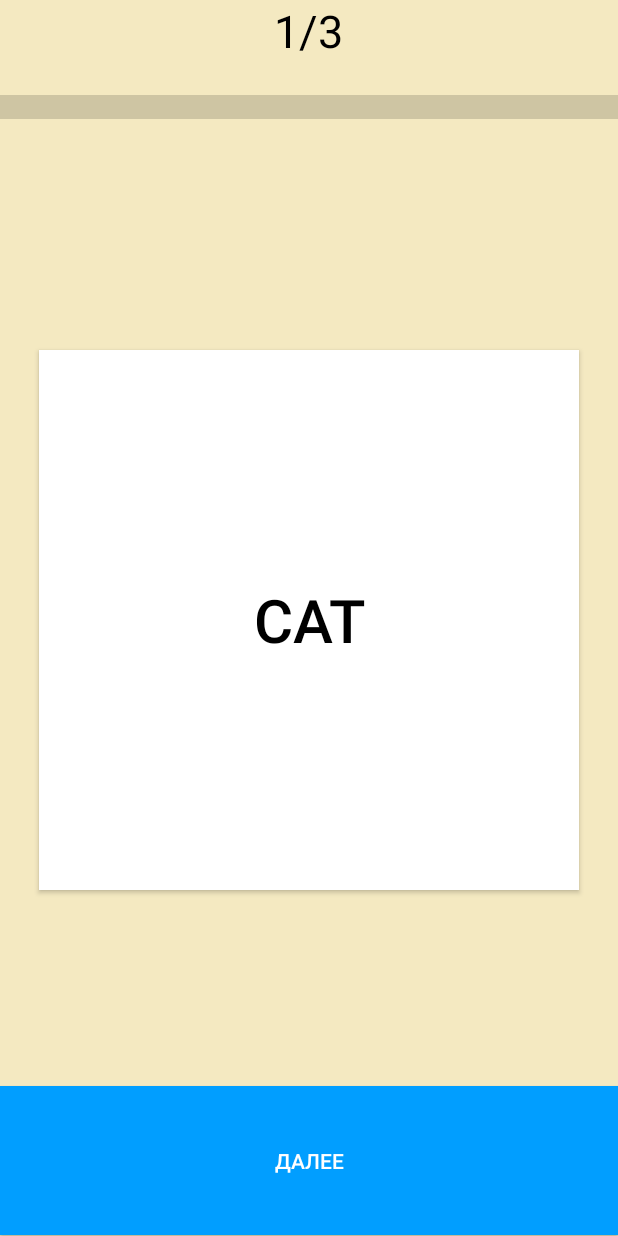
After one commit to CodeMagicDragon/ProjectSettingsPart, an Android app: the CardViewActivity screen opened directly, with no data from a screen before it, on a phone screen of 412 x 824 dp. The commit adds this screen. Run offline under Robolectric (Android 15) with nearby library versions, the phone set to English and light mode, and no system bars.

Commit message:
Sync with D.

```diff
--- a/build.gradle
+++ b/build.gradle
@@ -4,7 +4,7 @@ android {
     compileSdkVersion 28
     defaultConfig {
         applicationId "com.part.project.projectsettingspart"
-        minSdkVersion 16
+        minSdkVersion 22
         targetSdkVersion 28
         versionCode 1
         versionName "1.0"
--- /dev/null
+++ b/src/main/java/com/part/project/projectsettingspart/CardViewActivity.java
@@ -0,0 +1,82 @@
+package com.part.project.projectsettingspart;
+
+import android.animation.ObjectAnimator;
+import android.os.Bundle;
+import android.support.v7.app.AppCompatActivity;
+import android.util.Log;
+import android.view.View;
+import android.view.animation.LinearInterpolator;
+import android.widget.Button;
+import android.widget.ProgressBar;
+import android.widget.TextView;
+
+import static android.view.View.INVISIBLE;
+import static android.view.View.VISIBLE;
+
+public class CardViewActivity extends AppCompatActivity
+{
+    ProgressBar bar;
+    Button imageButton;
+    Button buttonNext;
+    TextView textView;
+    int k = 0;
+    String[] cards;
+
+    @Override
+    public void onCreate(Bundle savedInstanceState)
+    {
+        super.onCreate(savedInstanceState);
+        setContentView(R.layout.activity_card_view);
+        textView = findViewById(R.id.textView);
+        imageButton = findViewById(R.id.imageView);
+        buttonNext = findViewById(R.id.card_button);
+        bar = findViewById(R.id.card_bar);
+        cards = new String[]{"cat", "кошка", "dog", "собака", "whale", "кит"};
+        textView.setText("1/" + Integer.toString(cards.length / 2));
+        imageButton.setText("Cat");
+        imageButton.setOnClickListener(click);
+        buttonNext.setOnClickListener(click);
+        startAnimation(2000);
+        getSupportActionBar().hide();
+    }
+
+    private final View.OnClickListener click = new View.OnClickListener()
+    {
+        public void onClick(View v)
+        {
+            if (bar.getProgress() == 0)
+            {
+                if (k >= cards.length - 1)
+                {
+                    finish();
+                }
+                else
+                {
+                    k++;
+                    imageButton.setText(cards[k]);
+                    textView.setText(Integer.toString(k / 2 + 1) + "/" + Integer.toString(cards.length / 2));
+                    if (k % 2 == 1)
+                    {
+                        bar.setVisibility(INVISIBLE);
+                        startAnimation(0);
+                    }
+                    else
+                    {
+                        bar.setVisibility(VISIBLE);
+                        startAnimation(2000);
+                    }
+                }
+            }
+        }
+    };
+
+    private void startAnimation(int duration)
+    {
+        ObjectAnimator progressAnimator = ObjectAnimator.ofInt(bar, "progress", 100, 0);
+        bar.setScaleY(4f);
+        progressAnimator.setDuration(duration);
+        progressAnimator.setInterpolator(new LinearInterpolator());
+        progressAnimator.start();
+    }
+
+}
--- a/src/main/java/com/part/project/projectsettingspart/SetActions.java
+++ b/src/main/java/com/part/project/projectsettingspart/SetActions.java
@@ -16,11 +16,11 @@ public class SetActions
     public String[] loadSetNames(Context context)
     {
         String[] setNames;
-        SharedPreferences sp = context.getSharedPreferences("sets", Context.MODE_PRIVATE);
+        SharedPreferences sp = context.getSharedPreferences("settings", Context.MODE_PRIVATE);
         if (sp.contains("set_names"))
         {
             Set<String> nameSet = new HashSet<>();
-            sp.getStringSet("set_names", nameSet);
+            nameSet = sp.getStringSet("set_names", null);
             setNames = new String[nameSet.size()];
             int i = 0;
             for (String s : nameSet)
--- /dev/null
+++ b/src/main/res/layout/activity_card_view.xml
@@ -0,0 +1,60 @@
+<?xml version="1.0" encoding="utf-8"?>
+<LinearLayout xmlns:android="http://schemas.android.com/apk/res/android"
+    android:orientation="vertical"
+    android:layout_width="match_parent"
+    android:background="@color/backgroundColor"
+    android:layout_height="match_parent">
+
+    <TextView
+        android:id="@+id/textView"
+        android:layout_width="wrap_content"
+        android:layout_height="wrap_content"
+        android:background="@color/backgroundColor"
+        android:textColor="@color/colorAccent"
+        android:layout_gravity="center"
+        android:text="1/3"
+        android:textSize="30sp"/>
+    <FrameLayout
+        android:layout_width="match_parent"
+        android:layout_height="0dp"
+        android:layout_weight="0.5">
+        <ProgressBar
+            android:id="@+id/card_bar"
+            style="?android:attr/progressBarStyleHorizontal"
+            android:layout_width="match_parent"
+            android:layout_height="wrap_content"
+            android:layout_alignParentBottom="true"
+            android:background="@color/backgroundColor"
+            android:progressTint="#019eff"
+            android:layout_gravity="center"
+            android:progress="100"/>
+    </FrameLayout>
+
+    <FrameLayout
+        android:layout_width="match_parent"
+        android:layout_height="0dp"
+        android:layout_weight="5">
+        <Button
+            android:id="@+id/imageView"
+            android:text="111111"
+            android:layout_width="360dp"
+            android:layout_height="360dp"
+            android:background="#ffffff"
+            android:textColor="#000000"
+            android:textSize="40sp"
+            android:layout_gravity="center"
+            />
+    </FrameLayout>
+
+    <Button
+        android:id="@+id/card_button"
+        android:layout_width="match_parent"
+        android:layout_gravity="center"
+        android:layout_height="0dp"
+        android:layout_weight="0.8"
+        android:textColor="@color/textColor"
+        android:background="#019eff"
+        android:text="Далее"/>
+
+
+</LinearLayout>
```
Also changed, not shown: src/main/AndroidManifest.xml (+6 -1 lines), src/main/java/com/part/project/projectsettingspart/AppListActivity.java (+35 -14 lines), src/main/java/com/part/project/projectsettingspart/MainActivity.java (+35 -1 lines), src/main/java/com/part/project/projectsettingspart/MainService.java (+94 -23 lines), src/main/java/com/part/project/projectsettingspart/SetChooseActivity.java (+10 -2 lines).
